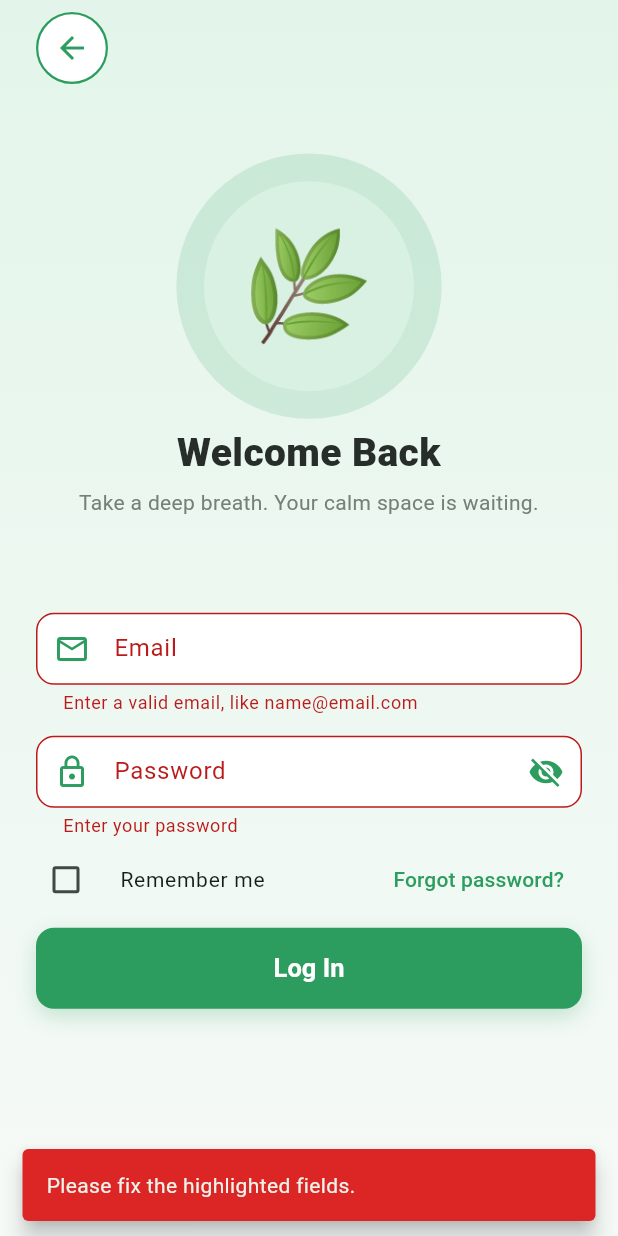
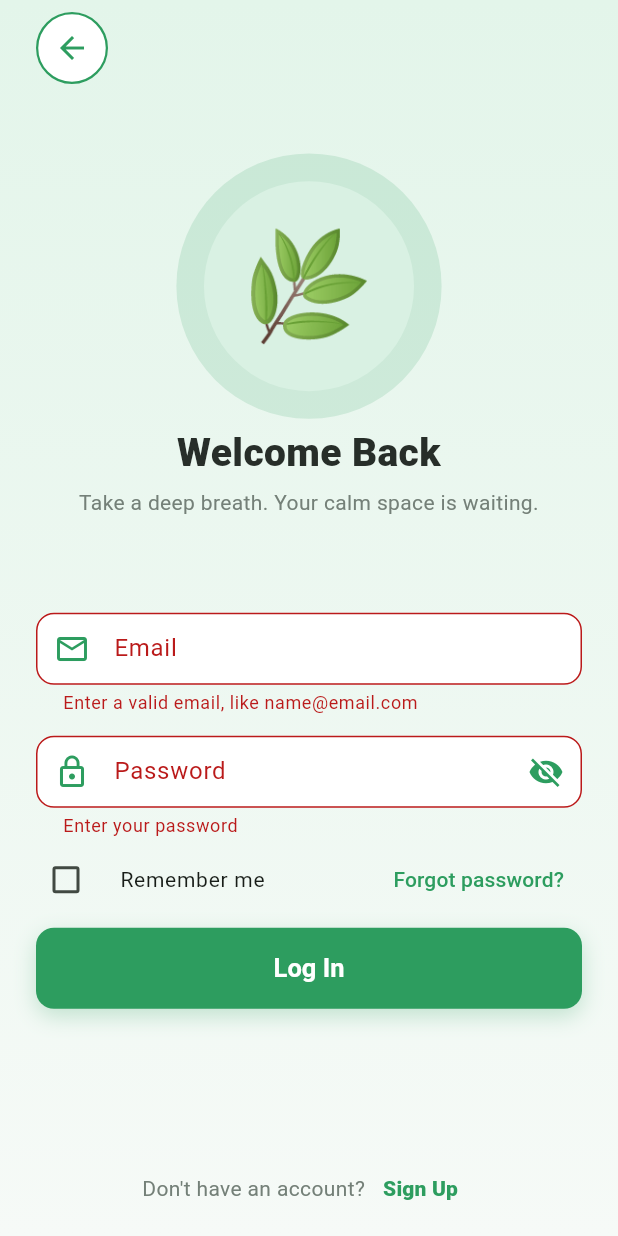
Before and after one commit to mamoon588/Mindfull-Campus-Student-Wellness, a Flutter app: the LoginPage screen opened directly, after a tap on "Log In", on a phone screen of 412 x 824 dp. Run offline on Flutter 3.47's test engine with Material 3 defaults, Android fonts, the phone set to English and light mode, and no system bars; our stand-ins replace flutter_tts, shared_preferences; missing offline and left inert: country_flags; accounts and stored records are empty.

Commit message:
Remove login error banner, fix Remember me tile error

```diff
--- a/lib/screens/login_page.dart
+++ b/lib/screens/login_page.dart
@@ -58,10 +58,9 @@ class _LoginPageState extends State<LoginPage> with SingleTickerProviderStateMix
   Future<void> _submit() async {
     if (_busy) return;
     setState(() => _tried = true);
-    if (!_form.currentState!.validate()) {
-      showToast(context, 'Please fix the highlighted fields.', kind: ToastKind.error);
-      return;
-    }
+    // The field errors ("Enter your password", etc.) already tell the user
+    // what is wrong, so no extra red banner is shown.
+    if (!_form.currentState!.validate()) return;
     setState(() => _busy = true);
     final nav = Navigator.of(context);
     final messenger = ScaffoldMessenger.of(context);
```
